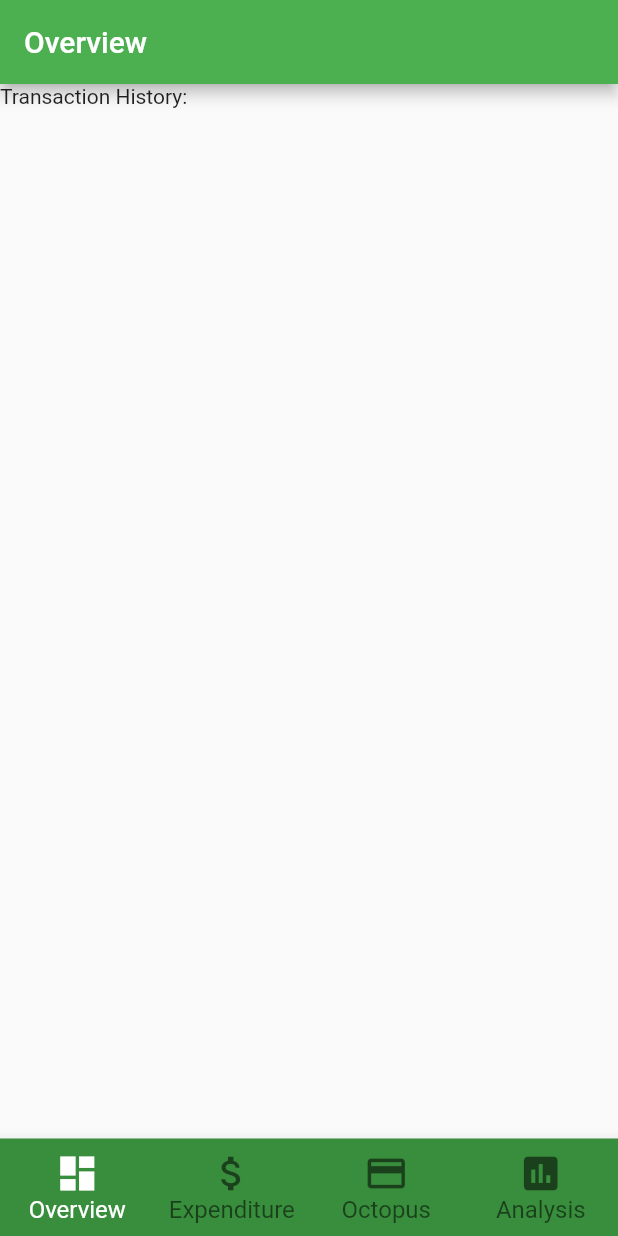
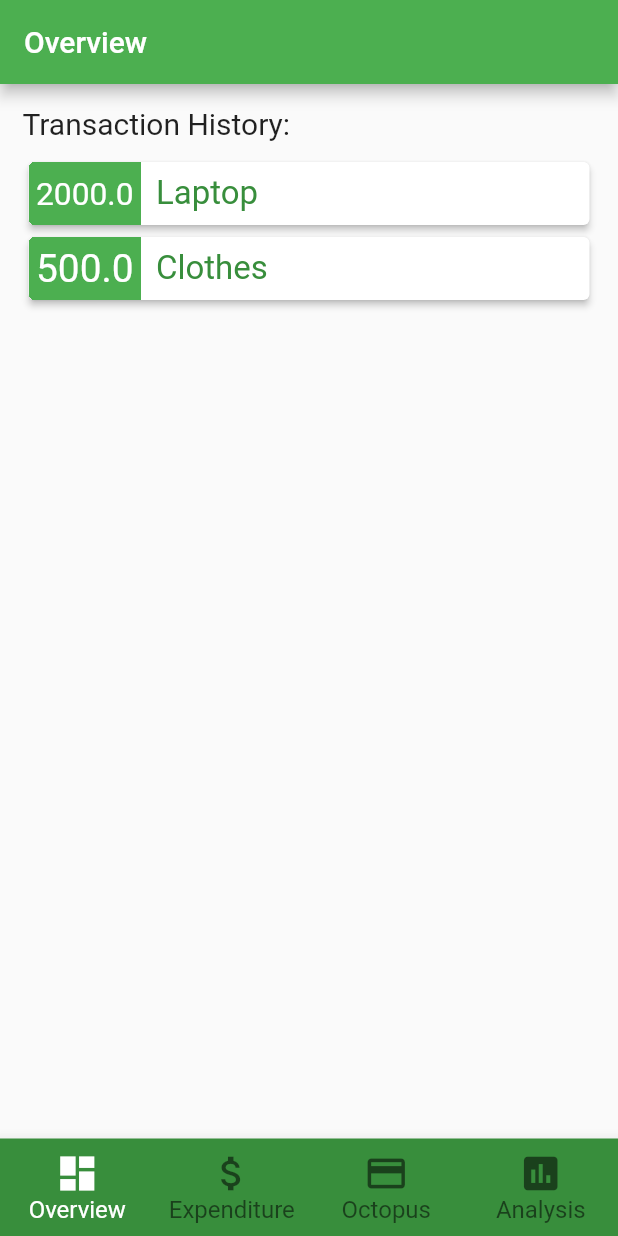
Before and after one commit to yousifm/vault, a Flutter app: the screen it shows after launch, on a phone screen of 412 x 824 dp. Run offline on Flutter 3.47's test engine with Material 2 defaults, Android fonts, the phone set to English and light mode, and no system bars.

Commit message:
added octopus and overview screens

```diff
--- a/lib/main.dart
+++ b/lib/main.dart
@@ -1,6 +1,8 @@
 import 'package:flutter/material.dart';
+import 'package:provider/provider.dart';
 import 'package:vault/screens/home_screen.dart';
 
+import './providers/transactions.dart';
 import './screens/analysis_screen.dart';
 import './screens/expenditure_screen.dart';
 import './screens/octopus_screen.dart';
@@ -18,7 +20,8 @@ class Vault extends StatelessWidget {
       theme: ThemeData(
         primarySwatch: Colors.green,
       ),
-      home: HomeScreen(),
+      home: ChangeNotifierProvider<Transactions>(
+          builder: (_) => Transactions(), child: HomeScreen()),
       routes: {
         OverviewScreen.routeName: (ctx) => OverviewScreen(),
         ExpenditureScreen.routeName: (ctx) => ExpenditureScreen(),
--- /dev/null
+++ b/lib/providers/transactions.dart
@@ -0,0 +1,17 @@
+import 'package:flutter/material.dart';
+
+class Transaction {
+  final double amount;
+  final String description;
+
+  Transaction(this.amount, this.description);
+}
+
+class Transactions with ChangeNotifier {
+  List<Transaction> _transactions = [
+    Transaction(2000, "Laptop"),
+    Transaction(500, "Clothes")
+  ];
+
+  List<Transaction> get transactions => [..._transactions];
+}
--- a/lib/screens/overview_screen.dart
+++ b/lib/screens/overview_screen.dart
@@ -1,16 +1,42 @@
 import 'package:flutter/material.dart';
+import 'package:provider/provider.dart';
+
+import '../providers/transactions.dart';
+import '../widgets/transaction_item.dart';
 
 class OverviewScreen extends StatelessWidget {
   static const routeName = '/overview';
 
   @override
   Widget build(BuildContext context) {
+    final transactions = Provider.of<Transactions>(context);
+
     return Scaffold(
       appBar: AppBar(
         title: Text("Overview"),
       ),
-      body: Column(
-        children: <Widget>[Text("Transaction History:")],
+      body: Container(
+        padding: const EdgeInsets.all(15),
+        child: Column(
+          crossAxisAlignment: CrossAxisAlignment.start,
+          children: <Widget>[
+            Text(
+              "Transaction History:",
+              style: TextStyle(fontSize: 20),
+            ),
+            SizedBox(
+              height: 10,
+            ),
+            Container(
+              height: 300,
+              padding: EdgeInsets.all(0),
+              child: ListView.builder(
+                  itemCount: transactions.transactions.length,
+                  itemBuilder: (ctx, index) =>
+                      TransactionItem(transactions.transactions[index])),
+            )
+          ],
+        ),
       ),
     );
   }
--- a/lib/widgets/bottom_nav.dart
+++ b/lib/widgets/bottom_nav.dart
@@ -1,8 +1,4 @@
 import 'package:flutter/material.dart';
-import 'package:vault/screens/analysis_screen.dart';
-import 'package:vault/screens/expenditure_screen.dart';
-import 'package:vault/screens/octopus_screen.dart';
-import 'package:vault/screens/overview_screen.dart';
 
 class BottomNav extends StatefulWidget {
   final Function onTap;
--- /dev/null
+++ b/lib/widgets/transaction_item.dart
@@ -0,0 +1,40 @@
+import 'package:flutter/material.dart';
+import 'package:vault/providers/transactions.dart';
+
+class TransactionItem extends StatelessWidget {
+  Transaction transaction;
+
+  TransactionItem(this.transaction);
+
+  @override
+  Widget build(BuildContext context) {
+    return Container(
+      height: 50,
+      child: Card(
+        clipBehavior: Clip.hardEdge,
+        elevation: 2,
+        child: Row(children: <Widget>[
+          Container(
+            width: 75,
+            height: double.infinity,
+            color: Theme.of(context).primaryColor,
+            padding: const EdgeInsets.symmetric(horizontal: 5),
+            child: FittedBox(
+                child: Text(
+              transaction.amount.toString(),
+              style: TextStyle(color: Colors.white),
+            )),
+          ),
+          SizedBox(
+            width: 10,
+          ),
+          Text(
+            transaction.description,
+            style: TextStyle(
+                fontSize: 22, color: Theme.of(context).primaryColorDark),
+          ),
+        ]),
+      ),
+    );
+  }
+}
--- a/pubspec.yaml
+++ b/pubspec.yaml
@@ -14,7 +14,7 @@ description: A new Flutter project.
 version: 1.0.0+1
 
 environment:
-  sdk: ">=2.1.0 <3.0.0"
+  sdk: ">=2.2.2 <3.0.0"
 
 dependencies:
   flutter:
```
Also changed, not shown: lib/screens/octopus_screen.dart (+60 -1 lines).
